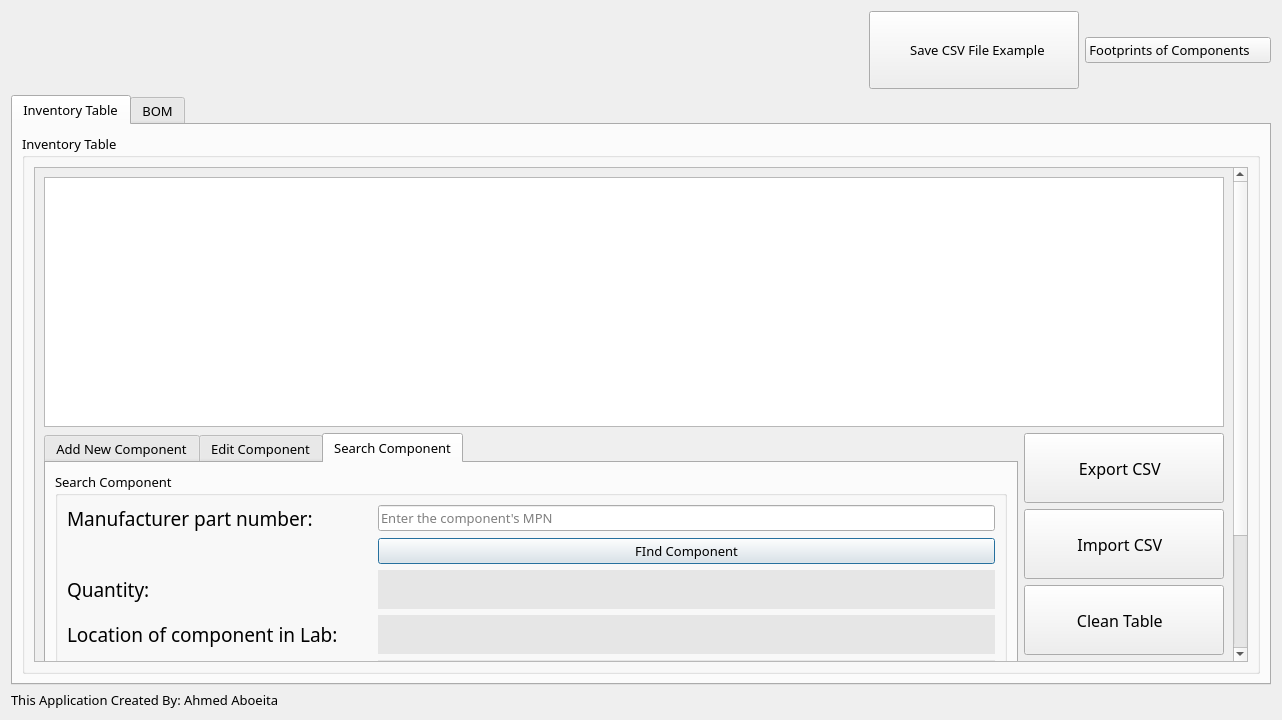
The window that Lab_Inventory_Qt_Project/Lab_Inventory/form_files/widget.ui (AhmedAbo-Eita/Cpp_Programing_bootcamp) describes before a commit, drawn with Qt 5.
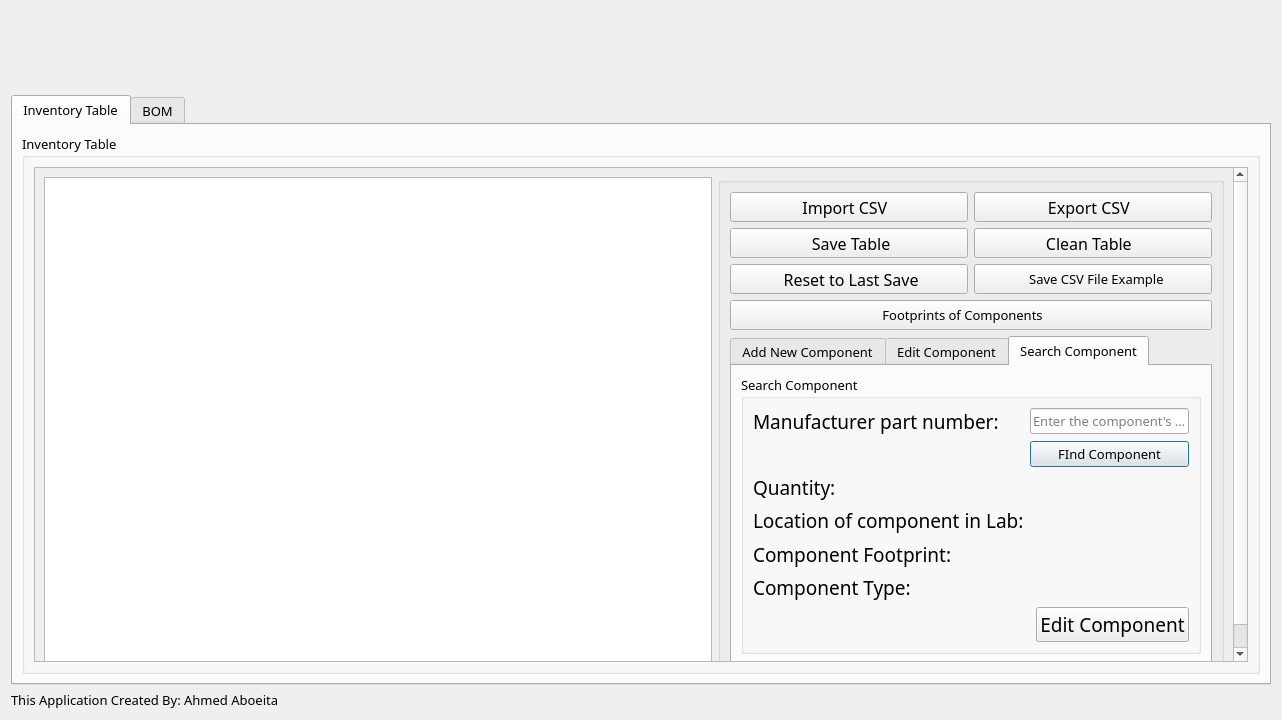
The same window after the commit. The open tabs and pages were chosen to show the change. Icons and pictures are not drawn.

Commit message: Edit the layout of UI and adjust styling sheet

```diff
--- a/Lab_Inventory_Qt_Project/Lab_Inventory/form_files/widget.ui
+++ b/Lab_Inventory_Qt_Project/Lab_Inventory/form_files/widget.ui
@@ -27,96 +27,8 @@
   <property name="styleSheet">
    <string notr="true">font: 10pt &quot;Blinker&quot;;</string>
   </property>
-  <layout class="QVBoxLayout" name="verticalLayout_8">
-   <item>
-    <layout class="QHBoxLayout" name="horizontalLayout_4">
-     <item>
-      <widget class="QLabel" name="appLogoLabel">
-       <property name="sizePolicy">
-        <sizepolicy hsizetype="Fixed" vsizetype="Fixed">
-         <horstretch>0</horstretch>
-         <verstretch>0</verstretch>
-        </sizepolicy>
-       </property>
-       <property name="maximumSize">
-        <size>
-         <width>301</width>
-         <height>81</height>
-        </size>
-       </property>
-       <property name="text">
-        <string/>
-       </property>
-       <property name="pixmap">
-        <pixmap resource="../Resources.qrc">:/inventoryMainIcons/Images/appLogo.png</pixmap>
-       </property>
-       <property name="scaledContents">
-        <bool>true</bool>
-       </property>
-      </widget>
-     </item>
-     <item>
-      <spacer name="horizontalSpacer">
-       <property name="orientation">
-        <enum>Qt::Orientation::Horizontal</enum>
-       </property>
-       <property name="sizeHint" stdset="0">
-        <size>
-         <width>938</width>
-         <height>78</height>
-        </size>
-       </property>
-      </spacer>
-     </item>
-     <item>
-      <widget class="QPushButton" name="saveExamplePushButton">
-       <property name="minimumSize">
-        <size>
-         <width>210</width>
-         <height>78</height>
-        </size>
-       </property>
-       <property name="text">
-        <string>   Save CSV File Example </string>
-       </property>
-       <property name="icon">
-        <iconset resource="../Resources.qrc">
-         <normaloff>:/inventoryMainIcons/Images/download_10255197.png</normaloff>:/inventoryMainIcons/Images/download_10255197.png</iconset>
-       </property>
-       <property name="iconSize">
-        <size>
-         <width>60</width>
-         <height>60</height>
-        </size>
-       </property>
-      </widget>
-     </item>
-     <item>
-      <widget class="QPushButton" name="footprintPackageExternalButton">
-       <property name="sizePolicy">
-        <sizepolicy hsizetype="Fixed" vsizetype="Fixed">
-         <horstretch>0</horstretch>
-         <verstretch>0</verstretch>
-        </sizepolicy>
-       </property>
-       <property name="text">
-        <string>Footprints of Components     </string>
-       </property>
-       <property name="icon">
-        <iconset resource="../Resources.qrc">
-         <normaloff>:/inventoryMainIcons/Images/pdf-file_8257805.png</normaloff>:/inventoryMainIcons/Images/pdf-file_8257805.png</iconset>
-       </property>
-       <property name="iconSize">
-        <size>
-         <width>70</width>
-         <height>70</height>
-        </size>
-       </property>
-      </widget>
-     </item>
-    </layout>
-   </item>
-   <item>
+  <layout class="QGridLayout" name="gridLayout_5">
+   <item row="1" column="0">
     <widget class="QTabWidget" name="inventoryTabWidget">
      <property name="styleSheet">
       <string notr="true">font: 12pt &quot;Blinker&quot;;</string>
@@ -137,7 +49,7 @@
          <property name="title">
           <string>Inventory Table</string>
          </property>
-         <layout class="QVBoxLayout" name="verticalLayout_7">
+         <layout class="QHBoxLayout" name="horizontalLayout_3">
           <item>
            <widget class="QScrollArea" name="scrollArea">
             <property name="widgetResizable">
@@ -149,10 +61,10 @@
                <x>0</x>
                <y>0</y>
                <width>1202</width>
-               <height>682</height>
+               <height>597</height>
               </rect>
              </property>
-             <layout class="QVBoxLayout" name="verticalLayout">
+             <layout class="QHBoxLayout" name="horizontalLayout" stretch="20,13">
               <item>
                <widget class="QTableWidget" name="inventoryTableWidget">
                 <property name="sizePolicy">
@@ -176,7 +88,267 @@
                </widget>
               </item>
               <item>
-               <layout class="QHBoxLayout" name="horizontalLayout_3">
+               <widget class="QGroupBox" name="groupBox_3">
+                <property name="title">
+                 <string/>
+                </property>
+                <layout class="QVBoxLayout" name="verticalLayout">
+                 <item>
+                  <layout class="QGridLayout" name="gridLayout_4">
+                   <property name="sizeConstraint">
+                    <enum>QLayout::SizeConstraint::SetMinimumSize</enum>
+                   </property>
+                   <item row="1" column="1">
+                    <widget class="QPushButton" name="exportPushButton">
+                     <property name="sizePolicy">
+                      <sizepolicy hsizetype="Minimum" vsizetype="Fixed">
+                       <horstretch>0</horstretch>
+                       <verstretch>0</verstretch>
+                      </sizepolicy>
+                     </property>
+                     <property name="minimumSize">
+                      <size>
+                       <width>200</width>
+                       <height>30</height>
+                      </size>
+                     </property>
+                     <property name="font">
+                      <font>
+                       <family>Blinker</family>
+                       <pointsize>12</pointsize>
+                       <italic>false</italic>
+                       <bold>false</bold>
+                      </font>
+                     </property>
+                     <property name="text">
+                      <string>Export CSV  </string>
+                     </property>
+                     <property name="icon">
+                      <iconset resource="../Resources.qrc">
+                       <normaloff>:/inventoryMainIcons/Images/Export.png</normaloff>:/inventoryMainIcons/Images/Export.png</iconset>
+                     </property>
+                     <property name="iconSize">
+                      <size>
+                       <width>30</width>
+                       <height>30</height>
+                      </size>
+                     </property>
+                    </widget>
+                   </item>
+                   <item row="5" column="0" colspan="2">
+                    <widget class="QPushButton" name="footprintPackageExternalButton">
+                     <property name="sizePolicy">
+                      <sizepolicy hsizetype="Minimum" vsizetype="Fixed">
+                       <horstretch>200</horstretch>
+                       <verstretch>50</verstretch>
+                      </sizepolicy>
+                     </property>
+                     <property name="minimumSize">
+                      <size>
+                       <width>0</width>
+                       <height>30</height>
+                      </size>
+                     </property>
+                     <property name="text">
+                      <string>Footprints of Components     </string>
+                     </property>
+                     <property name="icon">
+                      <iconset resource="../Resources.qrc">
+                       <normaloff>:/inventoryMainIcons/Images/pdf-file_8257805.png</normaloff>:/inventoryMainIcons/Images/pdf-file_8257805.png</iconset>
+                     </property>
+                     <property name="iconSize">
+                      <size>
+                       <width>30</width>
+                       <height>30</height>
+                      </size>
+                     </property>
+                    </widget>
+                   </item>
+                   <item row="1" column="0">
+                    <widget class="QPushButton" name="importPushButton">
+                     <property name="sizePolicy">
+                      <sizepolicy hsizetype="Minimum" vsizetype="Fixed">
+                       <horstretch>0</horstretch>
+                       <verstretch>0</verstretch>
+                      </sizepolicy>
+                     </property>
+                     <property name="minimumSize">
+                      <size>
+                       <width>200</width>
+                       <height>30</height>
+                      </size>
+                     </property>
+                     <property name="font">
+                      <font>
+                       <family>Blinker</family>
+                       <pointsize>12</pointsize>
+                       <italic>false</italic>
+                       <bold>false</bold>
+                      </font>
+                     </property>
+                     <property name="text">
+                      <string>Import CSV  </string>
+                     </property>
+                     <property name="icon">
+                      <iconset resource="../Resources.qrc">
+                       <normaloff>:/inventoryMainIcons/Images/import.png</normaloff>:/inventoryMainIcons/Images/import.png</iconset>
+                     </property>
+                     <property name="iconSize">
+                      <size>
+                       <width>30</width>
+                       <height>30</height>
+                      </size>
+                     </property>
+                    </widget>
+                   </item>
+                   <item row="2" column="0">
+                    <widget class="QPushButton" name="savePushButton">
+                     <property name="sizePolicy">
+                      <sizepolicy hsizetype="Minimum" vsizetype="Fixed">
+                       <horstretch>0</horstretch>
+                       <verstretch>0</verstretch>
+                      </sizepolicy>
+                     </property>
+                     <property name="minimumSize">
+                      <size>
+                       <width>200</width>
+                       <height>30</height>
+                      </size>
+                     </property>
+                     <property name="font">
+                      <font>
+                       <family>Blinker</family>
+                       <pointsize>12</pointsize>
+                       <italic>false</italic>
+                       <bold>false</bold>
+                      </font>
+                     </property>
+                     <property name="text">
+                      <string> Save Table</string>
+                     </property>
+                     <property name="icon">
+                      <iconset resource="../Resources.qrc">
+                       <normaloff>:/inventoryMainIcons/Images/save_9584668.png</normaloff>:/inventoryMainIcons/Images/save_9584668.png</iconset>
+                     </property>
+                     <property name="iconSize">
+                      <size>
+                       <width>30</width>
+                       <height>25</height>
+                      </size>
+                     </property>
+                    </widget>
+                   </item>
+                   <item row="4" column="1">
+                    <widget class="QPushButton" name="saveExamplePushButton">
+                     <property name="sizePolicy">
+                      <sizepolicy hsizetype="Minimum" vsizetype="Fixed">
+                       <horstretch>200</horstretch>
+                       <verstretch>50</verstretch>
+                      </sizepolicy>
+                     </property>
+                     <property name="minimumSize">
+                      <size>
+                       <width>210</width>
+                       <height>30</height>
+                      </size>
+                     </property>
+                     <property name="text">
+                      <string>   Save CSV File Example </string>
+                     </property>
+                     <property name="icon">
+                      <iconset resource="../Resources.qrc">
+                       <normaloff>:/inventoryMainIcons/Images/download_10255197.png</normaloff>:/inventoryMainIcons/Images/download_10255197.png</iconset>
+                     </property>
+                     <property name="iconSize">
+                      <size>
+                       <width>30</width>
+                       <height>25</height>
+                      </size>
+                     </property>
+                    </widget>
+                   </item>
+                   <item row="2" column="1">
+                    <widget class="QPushButton" name="cleanPushButton">
+                     <property name="sizePolicy">
+                      <sizepolicy hsizetype="Minimum" vsizetype="Fixed">
+                       <horstretch>0</horstretch>
+                       <verstretch>0</verstretch>
+                      </sizepolicy>
+                     </property>
+                     <property name="minimumSize">
+                      <size>
+                       <width>200</width>
+                       <height>30</height>
+                      </size>
+                     </property>
+                     <property name="sizeIncrement">
+                      <size>
+                       <width>0</width>
+                       <height>70</height>
+                      </size>
+                     </property>
+                     <property name="font">
+                      <font>
+                       <family>Blinker</family>
+                       <pointsize>12</pointsize>
+                       <italic>false</italic>
+                       <bold>false</bold>
+                      </font>
+                     </property>
+                     <property name="text">
+                      <string>Clean Table  </string>
+                     </property>
+                     <property name="icon">
+                      <iconset resource="../Resources.qrc">
+                       <normaloff>:/inventoryMainIcons/Images/clean.png</normaloff>:/inventoryMainIcons/Images/clean.png</iconset>
+                     </property>
+                     <property name="iconSize">
+                      <size>
+                       <width>30</width>
+                       <height>30</height>
+                      </size>
+                     </property>
+                    </widget>
+                   </item>
+                   <item row="4" column="0">
+                    <widget class="QPushButton" name="resetPushButton">
+                     <property name="sizePolicy">
+                      <sizepolicy hsizetype="Minimum" vsizetype="Fixed">
+                       <horstretch>0</horstretch>
+                       <verstretch>0</verstretch>
+                      </sizepolicy>
+                     </property>
+                     <property name="minimumSize">
+                      <size>
+                       <width>200</width>
+                       <height>30</height>
+                      </size>
+                     </property>
+                     <property name="font">
+                      <font>
+                       <family>Blinker</family>
+                       <pointsize>12</pointsize>
+                       <italic>false</italic>
+                       <bold>false</bold>
+                      </font>
+                     </property>
+                     <property name="text">
+                      <string> Reset to Last Save</string>
+                     </property>
+                     <property name="icon">
+                      <iconset resource="../Resources.qrc">
+                       <normaloff>:/inventoryMainIcons/Images/return_10118885.png</normaloff>:/inventoryMainIcons/Images/return_10118885.png</iconset>
+                     </property>
+                     <property name="iconSize">
+                      <size>
+                       <width>30</width>
+                       <height>25</height>
+                      </size>
+                     </property>
+                    </widget>
+                   </item>
+                  </layout>
+                 </item>
                 <item>
                  <widget class="QTabWidget" name="tabWidget">
                   <property name="styleSheet">
@@ -189,7 +361,7 @@
                    <attribute name="title">
                     <string>Add New Component</string>
                    </attribute>
-                   <layout class="QHBoxLayout" name="horizontalLayout">
+                    <layout class="QHBoxLayout" name="horizontalLayout_10">
                     <item>
                      <layout class="QHBoxLayout" name="horizontalLayout_2">
                       <item>
@@ -1339,9 +1511,6 @@
                          </item>
                          <item row="2" column="1" colspan="2">
                           <widget class="QLabel" name="foundedQuantityLabel">
-                           <property name="styleSheet">
-                            <string notr="true">background-color: rgb(230, 230, 230);</string>
-                           </property>
                            <property name="text">
                             <string/>
                            </property>
@@ -1365,9 +1534,6 @@
                          </item>
                          <item row="3" column="1" colspan="2">
                           <widget class="QLabel" name="foundedLocationLable">
-                           <property name="styleSheet">
-                            <string notr="true">background-color: rgb(230, 230, 230);</string>
-                           </property>
                            <property name="text">
                             <string/>
                            </property>
@@ -1408,9 +1574,6 @@
                          </item>
                          <item row="5" column="1" colspan="2">
                           <widget class="QLabel" name="foundedFootprintLabel">
-                           <property name="styleSheet">
-                            <string notr="true">background-color: rgb(230, 230, 230);</string>
-                           </property>
                            <property name="text">
                             <string/>
                            </property>
@@ -1421,9 +1584,6 @@
                          </item>
                          <item row="6" column="1" colspan="2">
                           <widget class="QLabel" name="foundedTypeLable">
-                           <property name="styleSheet">
-                            <string notr="true">background-color: rgb(230, 230, 230);</string>
-                           </property>
                            <property name="text">
                             <string/>
                            </property>
@@ -1457,202 +1617,8 @@
                   </widget>
                  </widget>
                 </item>
-                <item>
-                 <layout class="QVBoxLayout" name="verticalLayout_2">
-                  <item>
-                   <widget class="QPushButton" name="exportPushButton">
-                    <property name="sizePolicy">
-                     <sizepolicy hsizetype="Fixed" vsizetype="Fixed">
-                      <horstretch>0</horstretch>
-                      <verstretch>0</verstretch>
-                     </sizepolicy>
-                    </property>
-                    <property name="minimumSize">
-                     <size>
-                      <width>200</width>
-                      <height>70</height>
-                     </size>
-                    </property>
-                    <property name="font">
-                     <font>
-                      <family>Blinker</family>
-                      <pointsize>12</pointsize>
-                      <italic>false</italic>
-                      <bold>false</bold>
-                     </font>
-                    </property>
-                    <property name="text">
-                     <string>Export CSV  </string>
-                    </property>
-                    <property name="icon">
-                     <iconset resource="../Resources.qrc">
-                      <normaloff>:/inventoryMainIcons/Images/Export.png</normaloff>:/inventoryMainIcons/Images/Export.png</iconset>
-                    </property>
-                    <property name="iconSize">
-                     <size>
-                      <width>45</width>
-                      <height>50</height>
-                     </size>
-                    </property>
-                   </widget>
-                  </item>
-                  <item>
-                   <widget class="QPushButton" name="importPushButton">
-                    <property name="sizePolicy">
-                     <sizepolicy hsizetype="Fixed" vsizetype="Fixed">
-                      <horstretch>0</horstretch>
-                      <verstretch>0</verstretch>
-                     </sizepolicy>
-                    </property>
-                    <property name="minimumSize">
-                     <size>
-                      <width>200</width>
-                      <height>70</height>
-                     </size>
-                    </property>
-                    <property name="font">
-                     <font>
-                      <family>Blinker</family>
-                      <pointsize>12</pointsize>
-                      <italic>false</italic>
-                      <bold>false</bold>
-                     </font>
-                    </property>
-                    <property name="text">
-                     <string>Import CSV  </string>
-                    </property>
-                    <property name="icon">
-                     <iconset resource="../Resources.qrc">
-                      <normaloff>:/inventoryMainIcons/Images/import.png</normaloff>:/inventoryMainIcons/Images/import.png</iconset>
-                    </property>
-                    <property name="iconSize">
-                     <size>
-                      <width>45</width>
-                      <height>50</height>
-                     </size>
-                    </property>
-                   </widget>
-                  </item>
-                  <item>
-                   <widget class="QPushButton" name="cleanPushButton">
-                    <property name="sizePolicy">
-                     <sizepolicy hsizetype="Fixed" vsizetype="Fixed">
-                      <horstretch>0</horstretch>
-                      <verstretch>0</verstretch>
-                     </sizepolicy>
-                    </property>
-                    <property name="minimumSize">
-                     <size>
-                      <width>200</width>
-                      <height>70</height>
-                     </size>
-                    </property>
-                    <property name="sizeIncrement">
-                     <size>
-                      <width>0</width>
-                      <height>70</height>
-                     </size>
-                    </property>
-                    <property name="font">
-                     <font>
-                      <family>Blinker</family>
-                      <pointsize>12</pointsize>
-                      <italic>false</italic>
-                      <bold>false</bold>
-                     </font>
-                    </property>
-                    <property name="text">
-                     <string>Clean Table  </string>
-                    </property>
-                    <property name="icon">
-                     <iconset resource="../Resources.qrc">
-                      <normaloff>:/inventoryMainIcons/Images/clean.png</normaloff>:/inventoryMainIcons/Images/clean.png</iconset>
-                    </property>
-                    <property name="iconSize">
-                     <size>
-                      <width>50</width>
-                      <height>50</height>
-                     </size>
-                    </property>
-                   </widget>
-                  </item>
-                  <item>
-                   <widget class="QPushButton" name="savePushButton">
-                    <property name="sizePolicy">
-                     <sizepolicy hsizetype="Fixed" vsizetype="Fixed">
-                      <horstretch>0</horstretch>
-                      <verstretch>0</verstretch>
-                     </sizepolicy>
-                    </property>
-                    <property name="minimumSize">
-                     <size>
-                      <width>200</width>
-                      <height>70</height>
-                     </size>
-                    </property>
-                    <property name="font">
-                     <font>
-                      <family>Blinker</family>
-                      <pointsize>12</pointsize>
-                      <italic>false</italic>
-                      <bold>false</bold>
-                     </font>
-                    </property>
-                    <property name="text">
-                     <string> Save Table</string>
-                    </property>
-                    <property name="icon">
-                     <iconset resource="../Resources.qrc">
-                      <normaloff>:/inventoryMainIcons/Images/save_9584668.png</normaloff>:/inventoryMainIcons/Images/save_9584668.png</iconset>
-                    </property>
-                    <property name="iconSize">
-                     <size>
-                      <width>40</width>
-                      <height>50</height>
-                     </size>
-                    </property>
-                   </widget>
-                  </item>
-                  <item>
-                   <widget class="QPushButton" name="resetPushButton">
-                    <property name="sizePolicy">
-                     <sizepolicy hsizetype="Fixed" vsizetype="Fixed">
-                      <horstretch>0</horstretch>
-                      <verstretch>0</verstretch>
-                     </sizepolicy>
-                    </property>
-                    <property name="minimumSize">
-                     <size>
-                      <width>200</width>
-                      <height>70</height>
-                     </size>
-                    </property>
-                    <property name="font">
-                     <font>
-                      <family>Blinker</family>
-                      <pointsize>12</pointsize>
-                      <italic>false</italic>
-                      <bold>false</bold>
-                     </font>
-                    </property>
-                    <property name="text">
-                     <string> Reset to Last Save</string>
-                    </property>
-                    <property name="icon">
-                     <iconset resource="../Resources.qrc">
-                      <normaloff>:/inventoryMainIcons/Images/return_10118885.png</normaloff>:/inventoryMainIcons/Images/return_10118885.png</iconset>
-                    </property>
-                    <property name="iconSize">
-                     <size>
-                      <width>40</width>
-                      <height>50</height>
-                     </size>
-                    </property>
-                   </widget>
-                  </item>
-                 </layout>
-                </item>
-               </layout>
+                </layout>
+               </widget>
               </item>
              </layout>
             </widget>
@@ -1778,7 +1744,49 @@
      </widget>
     </widget>
    </item>
+   <item row="0" column="0">
+    <layout class="QHBoxLayout" name="horizontalLayout_4">
    <item>
+      <widget class="QLabel" name="appLogoLabel">
+       <property name="sizePolicy">
+        <sizepolicy hsizetype="Fixed" vsizetype="Fixed">
+         <horstretch>0</horstretch>
+         <verstretch>0</verstretch>
+        </sizepolicy>
+       </property>
+       <property name="maximumSize">
+        <size>
+         <width>301</width>
+         <height>81</height>
+        </size>
+       </property>
+       <property name="text">
+        <string/>
+       </property>
+       <property name="pixmap">
+        <pixmap resource="../Resources.qrc">:/inventoryMainIcons/Images/appLogo.png</pixmap>
+       </property>
+       <property name="scaledContents">
+        <bool>true</bool>
+       </property>
+      </widget>
+     </item>
+     <item>
+      <spacer name="horizontalSpacer">
+       <property name="orientation">
+        <enum>Qt::Orientation::Horizontal</enum>
+       </property>
+       <property name="sizeHint" stdset="0">
+        <size>
+         <width>938</width>
+         <height>78</height>
+        </size>
+       </property>
+      </spacer>
+     </item>
+    </layout>
+   </item>
+   <item row="2" column="0">
     <widget class="QLabel" name="createdbylabel">
      <property name="text">
       <string>This Application Created By: Ahmed Aboeita</string>
```
Left out of the diff: 343 changed lines with no effect on the pictures. Lines whose indentation alone changed are shown as unchanged. The commit also changes 4 other files.
